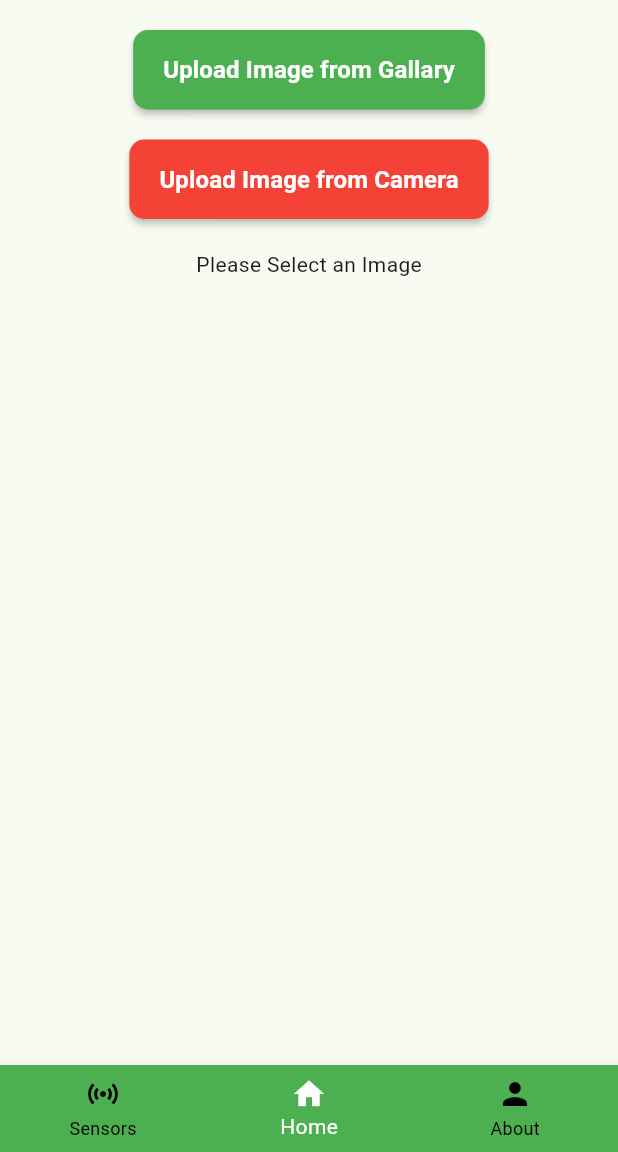
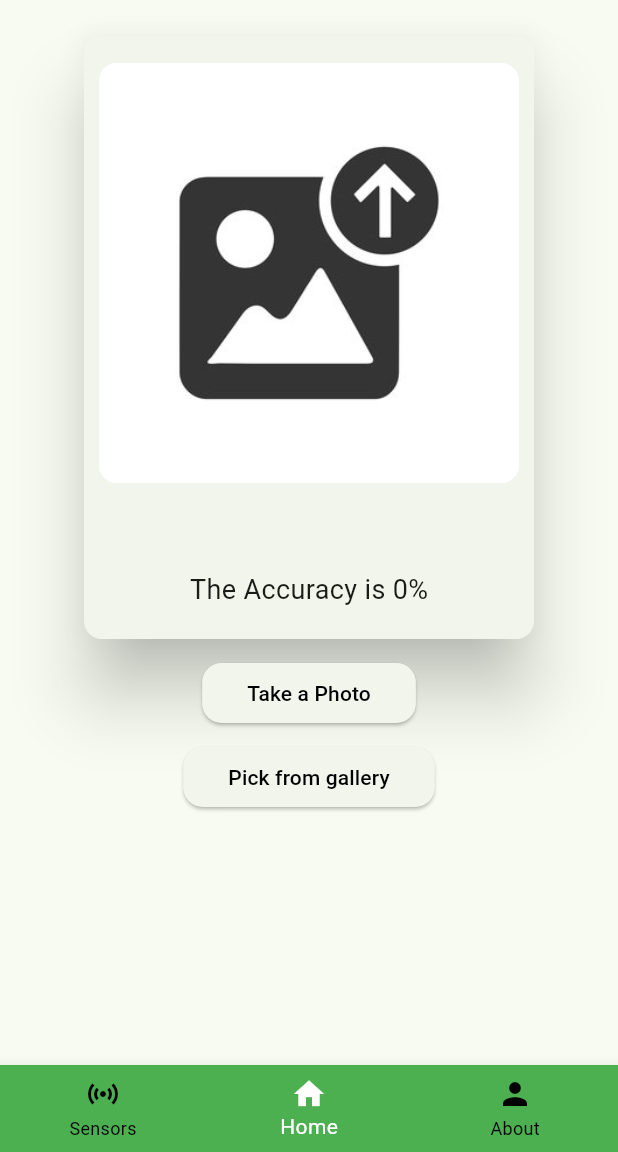
Before and after one commit to nanda-gopal-sb/FINS, a Flutter app: the screen it shows once a user with an empty profile is signed in, on a phone screen of 412 x 824 dp, the part 84-1236 px from its top. Run offline on Flutter 3.47's test engine with Material 3 defaults, Android fonts, the phone set to English and light mode, and no system bars; our stand-ins replace cloud_firestore, firebase_auth, firebase_core, firebase_database, firebase_storage, image_picker and 1 more; missing offline and left inert: flutter_tflite; accounts and stored records are empty.

Commit message:
Finished DL integration

```diff
--- a/lib/page/home_screen.dart
+++ b/lib/page/home_screen.dart
@@ -1,9 +1,8 @@
 import 'dart:io';
-import 'package:flutter/foundation.dart';
 import 'package:flutter/material.dart';
-import 'package:flutter/services.dart';
+import 'dart:developer' as devtools;
 import 'package:image_picker/image_picker.dart';
-import 'package:tflite/tflite.dart';
+import 'package:flutter_tflite/flutter_tflite.dart';
 
 class UploadPage extends StatefulWidget {
   const UploadPage({super.key});
@@ -13,118 +12,209 @@ class UploadPage extends StatefulWidget {
 }
 
 class _UploadPageState extends State<UploadPage> {
-  Image? _selectedImage;
-  Future<void> _loadModel() async {
-    Tflite.close();
-    String res;
-    res = (await Tflite.loadModel(
+  File? filePath;
+  String label = '';
+  double confidence = 0.0;
+
+  Future<void> _tfLteInit() async {
+    String? res = await Tflite.loadModel(
         model: "assets/models/output.tflite",
-        labels: "assets/models/labels.txt"))!;
-    print("Models loading status: $res");
+        labels: "assets/models/labels.txt",
+        numThreads: 1, // defaults to 1
+        isAsset:
+            true, // defaults to true, set to false to load resources outside assets
+        useGpuDelegate:
+            false // defaults to false, set to true to use GPU delegate
+        );
   }
 
-  Future<void> _runModel(File image) async {
-    final List? recognitions = await Tflite.runModelOnImage(
-      path: image.path,
-      numResults: 6,
-      // threshold: 0.05,
-      // imageMean: 127.5,
-      // imageStd: 127.5,
-    );
+  pickImageGallery() async {
+    final ImagePicker picker = ImagePicker();
+// Pick an image.
+    final XFile? image = await picker.pickImage(source: ImageSource.gallery);
 
-    print(recognitions);
-    print("Called");
+    if (image == null) return;
+
+    var imageMap = File(image.path);
+
+    setState(() {
+      filePath = imageMap;
+      devtools.log(filePath.toString());
+    });
+
+    var recognitions = await Tflite.runModelOnImage(
+        path: image.path, // required
+        imageMean: 0.0, // defaults to 117.0
+        imageStd: 255.0, // defaults to 1.0
+        numResults: 2, // defaults to 5
+        threshold: 0.2, // defaults to 0.1
+        asynch: false // defaults to true
+        );
+
+    if (recognitions == null) {
+      devtools.log("recognitions is Null");
+      return;
+    }
+    devtools.log(recognitions.toString());
+    setState(() {
+      confidence = (recognitions[0]['confidence'] * 100);
+      label = recognitions[0]['label'].toString();
+    });
+  }
+
+  pickImageCamera() async {
+    final ImagePicker picker = ImagePicker();
+// Pick an image.
+    final XFile? image = await picker.pickImage(source: ImageSource.camera);
+
+    if (image == null) return;
+
+    var imageMap = File(image.path);
+
+    setState(() {
+      filePath = imageMap;
+    });
+
+    var recognitions = await Tflite.runModelOnImage(
+        path: image.path, // required
+        imageMean: 0.0, // defaults to 117.0
+        imageStd: 255.0, // defaults to 1.0
+        numResults: 2, // defaults to 5
+        threshold: 0.2, // defaults to 0.1
+        asynch: true // defaults to true
+        );
+
+    if (recognitions == null) {
+      devtools.log("recognitions is Null");
+      return;
+    }
+    devtools.log(recognitions.toString());
+    setState(() {
+      confidence = (recognitions[0]['confidence'] * 100);
+      label = recognitions[0]['label'].toString();
+    });
+  }
+
+  @override
+  void dispose() {
+    super.dispose();
+    Tflite.close();
   }
 
   @override
   void initState() {
     super.initState();
-    _loadModel();
+    _tfLteInit();
   }
 
-  //  Future<void> initHelper() async {
-  //   _loadLabels();
-  //   _loadModel();
-  //   isolateInference = IsolateInference();
-  //   await isolateInference.start();
-  // }
   @override
   Widget build(BuildContext context) {
     return Expanded(
       child: Column(
         children: [
-          const SizedBox(height: 20),
-          LongButton(
-            onclick: () => _pickImage(ImageSource.gallery),
-            text: "Upload Image from Gallary",
-            bgcolor: Colors.green,
+          const SizedBox(
+            height: 20,
           ),
-          const SizedBox(height: 20),
-          LongButton(
-            onclick: () => _pickImage(ImageSource.camera),
-            text: "Upload Image from Camera",
-            bgcolor: Colors.red,
+          Card(
+            elevation: 20,
+            clipBehavior: Clip.hardEdge,
+            child: SizedBox(
+              width: 300,
+              child: SingleChildScrollView(
+                child: Column(
+                  children: [
+                    const SizedBox(
+                      height: 18,
+                    ),
+                    Container(
+                      height: 280,
+                      width: 280,
+                      decoration: BoxDecoration(
+                        color: Colors.white,
+                        borderRadius: BorderRadius.circular(12),
+                        image: const DecorationImage(
+                          image: AssetImage('assets/images/upload.jpg'),
+                        ),
+                      ),
+                      child: filePath == null
+                          ? const Text('')
+                          : Image.file(
+                              filePath!,
+                              fit: BoxFit.fill,
+                            ),
+                    ),
+                    const SizedBox(
+                      height: 12,
+                    ),
+                    Padding(
+                      padding: const EdgeInsets.all(8.0),
+                      child: Column(
+                        children: [
+                          Text(
+                            label,
+                            style: const TextStyle(
+                              fontSize: 18,
+                              fontWeight: FontWeight.bold,
+                            ),
+                          ),
+                          const SizedBox(
+                            height: 12,
+                          ),
+                          Text(
+                            "The Accuracy is ${confidence.toStringAsFixed(0)}%",
+                            style: const TextStyle(
+                              fontSize: 18,
+                            ),
+                          ),
+                          const SizedBox(
+                            height: 12,
+                          ),
+                        ],
+                      ),
+                    ),
+                  ],
+                ),
+              ),
+            ),
           ),
-          const SizedBox(height: 20),
-          _selectedImage != null
-              ? Image(
-                  image: _selectedImage!.image,
-                  width: 300,
-                  // height: 150,
-                )
-              : const Text("Please Select an Image"),
+          const SizedBox(
+            height: 8,
+          ),
+          ElevatedButton(
+            onPressed: () {
+              pickImageCamera();
+            },
+            style: ElevatedButton.styleFrom(
+                padding:
+                    const EdgeInsets.symmetric(horizontal: 30, vertical: 10),
+                shape: RoundedRectangleBorder(
+                  borderRadius: BorderRadius.circular(13),
+                ),
+                foregroundColor: Colors.black),
+            child: const Text(
+              "Take a Photo",
+            ),
+          ),
+          const SizedBox(
+            height: 8,
+          ),
+          ElevatedButton(
+            onPressed: () {
+              pickImageGallery();
+            },
+            style: ElevatedButton.styleFrom(
+                padding:
+                    const EdgeInsets.symmetric(horizontal: 30, vertical: 10),
+                shape: RoundedRectangleBorder(
+                  borderRadius: BorderRadius.circular(13),
+                ),
+                foregroundColor: Colors.black),
+            child: const Text(
+              "Pick from gallery",
+            ),
+          ),
         ],
       ),
     );
   }
-
-  Future _pickImage(ImageSource source) async {
-    final pickedFile = await ImagePicker().pickImage(source: source);
-    if (pickedFile == null) return;
-    final returnedImagePath = pickedFile.path;
-    setState(() {
-      if (kIsWeb) {
-        _selectedImage = Image.network(returnedImagePath);
-      } else {
-        _selectedImage = Image.file(File(returnedImagePath));
-      }
-      File image = File(pickedFile.path);
-      _runModel(image);
-    });
-  }
 }
-
-class LongButton extends StatelessWidget {
-  final VoidCallback onclick;
-  final String text;
-  final Color bgcolor;
-  const LongButton({
-    super.key,
-    required this.onclick,
-    required this.text,
-    required this.bgcolor,
-  });
-
-  @override
-  Widget build(BuildContext context) {
-    return MaterialButton(
-      onPressed: onclick,
-      color: bgcolor,
-      padding: const EdgeInsets.symmetric(
-        vertical: 15,
-        horizontal: 20,
-      ),
-      shape: RoundedRectangleBorder(
-        borderRadius: BorderRadius.circular(10),
-      ),
-      child: Text(
-        text,
-        style: const TextStyle(
-          color: Colors.white,
-          fontWeight: FontWeight.bold,
-          fontSize: 16,
-        ),
-      ),
-    );
-  }
-}
```
Also changed, not shown: pubspec.yaml (+10 -11 lines), assets/images/upload.jpg (added), pubspec.lock, 3 other files.
